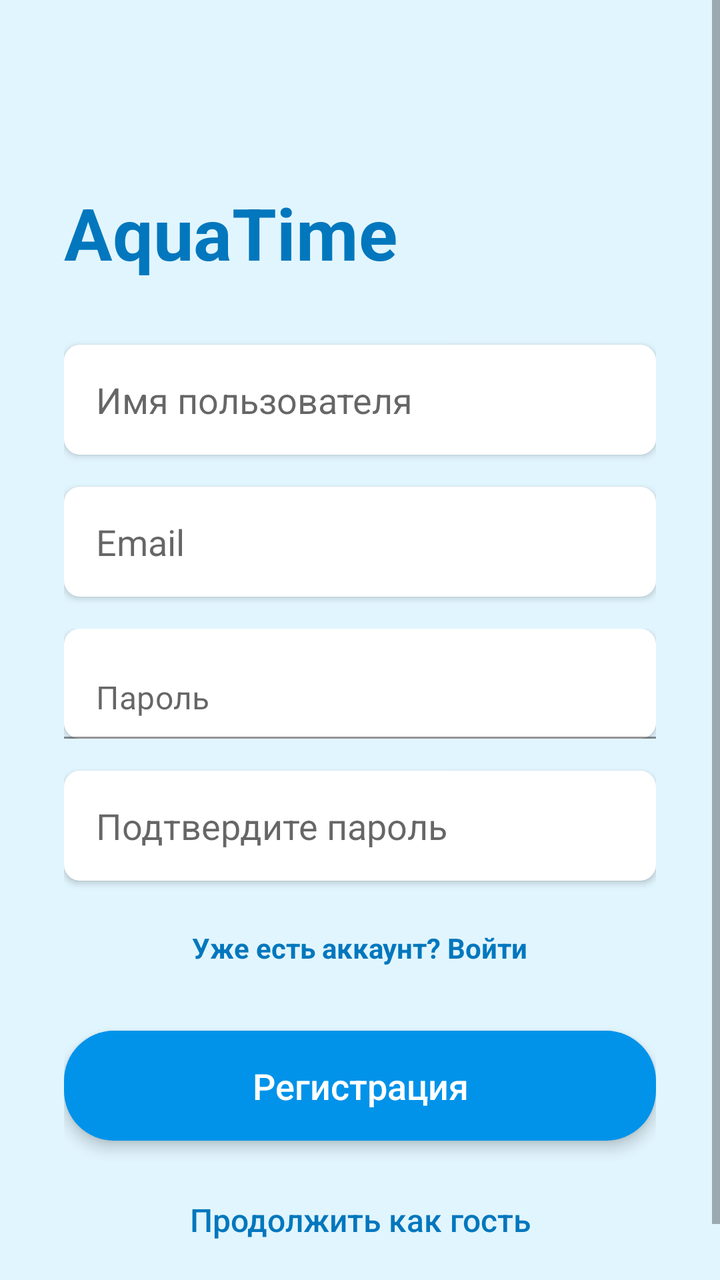
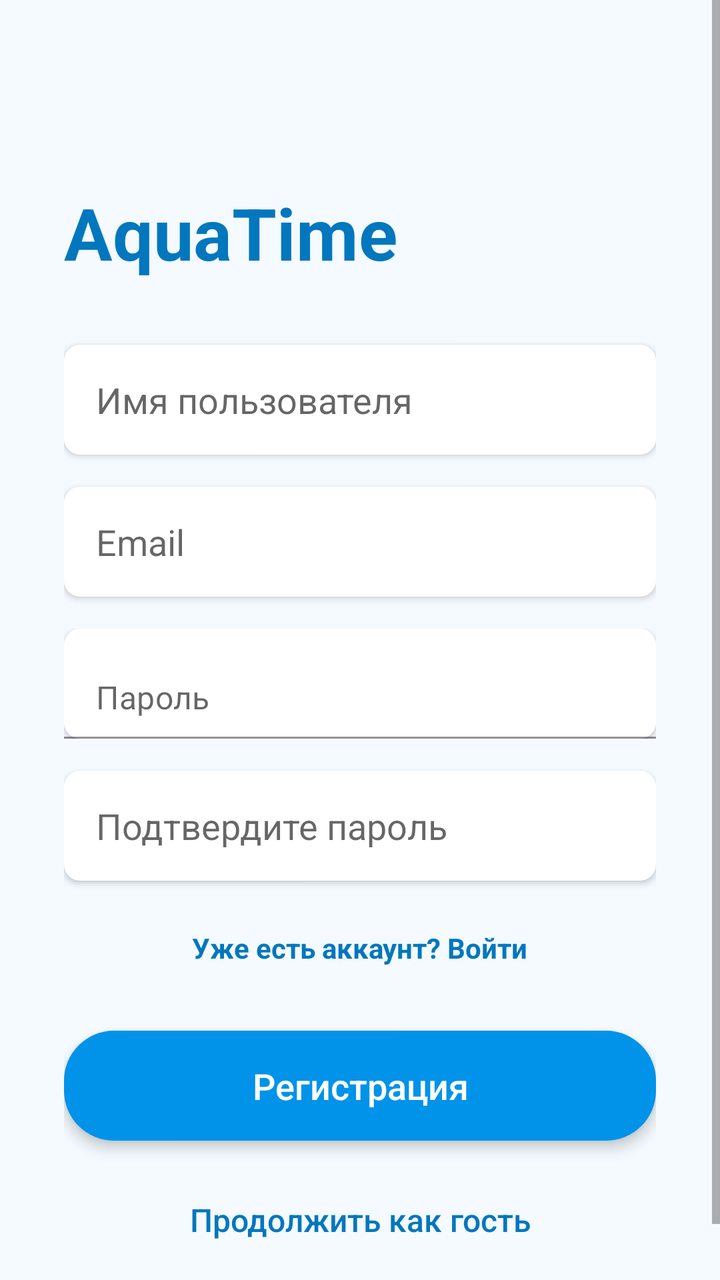

The first picture is an Android layout as it rendered before a commit; the second is the same layout after the commit. The layout source and the unified diff follow.
<!-- AndroidManifest.xml: application theme Theme.AquaTime -->
<!-- res/layout/activity_login.xml -->
<ScrollView xmlns:android="http://schemas.android.com/apk/res/android"
    xmlns:app="http://schemas.android.com/apk/res-auto"
    android:layout_width="match_parent"
    android:layout_height="match_parent"
    android:background="@color/aqua_light"
    android:fillViewport="true">

    <LinearLayout
        android:layout_width="match_parent"
        android:layout_height="wrap_content"
        android:orientation="vertical"
        android:gravity="center_horizontal"
        android:padding="32dp">

        <Space
            android:layout_width="match_parent"
            android:layout_height="60dp" />

        <TextView
            android:layout_width="wrap_content"
            android:layout_height="wrap_content"
            android:layout_gravity="start"
            android:layout_marginBottom="32dp"
            android:text="AquaTime"
            android:textColor="@color/aqua_deep"
            android:textSize="36sp"
            android:textStyle="bold" />

        <EditText
            android:id="@+id/et_username"
            android:layout_width="match_parent"
            android:layout_height="55dp"
            android:layout_marginBottom="16dp"
            android:background="@drawable/rounded_edittext"
            android:hint="Имя пользователя"
            android:paddingHorizontal="16dp"
            android:elevation="2dp" />

        <EditText
            android:id="@+id/et_email"
            android:layout_width="match_parent"
            android:layout_height="55dp"
            android:layout_marginBottom="16dp"
            android:background="@drawable/rounded_edittext"
            android:hint="Email"
            android:inputType="textEmailAddress"
            android:paddingHorizontal="16dp"
            android:elevation="2dp" />

        <com.google.android.material.textfield.TextInputLayout
            android:layout_width="match_parent"
            android:layout_height="wrap_content"
            android:layout_marginBottom="16dp"
            app:hintEnabled="false">

        <com.google.android.material.textfield.TextInputEditText
            android:id="@+id/et_password"
            android:layout_width="match_parent"
            android:layout_height="55dp"
            android:background="@drawable/rounded_edittext"
            android:hint="Пароль"
            android:inputType="textPassword"
            android:paddingHorizontal="16dp"
            android:paddingEnd="48dp"
            android:elevation="2dp" />

    </com.google.android.material.textfield.TextInputLayout>
        <EditText
            android:id="@+id/et_confirm_password"
            android:layout_width="match_parent"
            android:layout_height="55dp"
            android:layout_marginBottom="24dp"
            android:background="@drawable/rounded_edittext"
            android:hint="Подтвердите пароль"
            android:inputType="textPassword"
            android:paddingHorizontal="16dp"
            android:elevation="2dp" />

        <TextView
            android:id="@+id/tv_login_link"
            android:layout_width="wrap_content"
            android:layout_height="wrap_content"
            android:layout_marginBottom="32dp"
            android:text="Уже есть аккаунт? Войти"
            android:textColor="@color/aqua_deep"
            android:textSize="14sp"
            android:textStyle="bold" />

        <Button
            android:id="@+id/btn_register"
            android:layout_width="match_parent"
            android:layout_height="55dp"
            android:background="@drawable/rounded_button"
            android:text="Регистрация"
            android:textAllCaps="false"
            android:textColor="@color/white"
            android:textSize="18sp"
            style="?android:attr/borderlessButtonStyle"
            android:elevation="4dp"/>

        <Button
            android:id="@+id/btn_guest"
            android:layout_width="match_parent"
            android:layout_height="55dp"
            android:layout_marginTop="12dp"
            android:background="@android:color/transparent"
            android:text="Продолжить как гость"
            android:textAllCaps="false"
            android:textColor="@color/aqua_deep"
            android:textSize="16sp"
            style="?android:attr/borderlessButtonStyle"/>
    </LinearLayout>
</ScrollView>
<!-- resources referenced by this layout -->
<resources>
  <color name="aqua_deep">#0277BD</color>
  <color name="aqua_light">#E1F5FE</color>
  <color name="white">#FFFFFF</color>
  <!-- drawable rounded_button (drawable) -->
  <shape xmlns:android="http://schemas.android.com/apk/res/android">
      <solid android:color="#4CAF50" /> <corners android:radius="25dp" />
  </shape>
  <!-- drawable rounded_edittext (drawable) -->
  <shape xmlns:android="http://schemas.android.com/apk/res/android">
      <solid android:color="#FFFFFF" />
      <corners android:radius="8dp" />
  </shape>
  <style name="Theme.AquaTime" parent="Theme.MaterialComponents.DayNight.NoActionBar">
          
          <item name="colorPrimary">@color/aqua_primary</item>
          <item name="colorPrimaryVariant">@color/aqua_secondary</item>
          <item name="colorOnPrimary">@android:color/white</item>
  
          <item name="colorSecondary">@color/aqua_accent</item>
          <item name="colorSecondaryVariant">@color/aqua_primary</item>
          <item name="colorOnSecondary">@android:color/white</item>
  
          
          <item name="android:colorBackground">@color/background_light</item>
  
          
          <item name="android:textColor">@color/text_primary</item>
      </style>
  <color name="aqua_primary">#0093E9</color>
  <color name="aqua_secondary">#80D0C7</color>
  <color name="aqua_accent">#0077B6</color>
  <color name="background_light">#F4FAFF</color>
  <color name="text_primary">#0D0D0D</color>
</resources>

<!-- the commit's change to res/layout/activity_login.xml (unified diff, before → after) -->
@@ -2,7 +2,7 @@
     xmlns:app="http://schemas.android.com/apk/res-auto"
     android:layout_width="match_parent"
     android:layout_height="match_parent"
-    android:background="@color/aqua_light"
+    android:background="?android:attr/windowBackground"
     android:fillViewport="true">
 
     <LinearLayout
<!-- resource entries referenced after the edit -->
@@ -1,7 +1,6 @@
 <!-- resources referenced by this layout -->
 <resources>
   <color name="aqua_deep">#0277BD</color>
-  <color name="aqua_light">#E1F5FE</color>
   <color name="white">#FFFFFF</color>
   <!-- drawable rounded_button (drawable) -->
   <shape xmlns:android="http://schemas.android.com/apk/res/android">
@@ -13,24 +12,19 @@
       <corners android:radius="8dp" />
   </shape>
   <style name="Theme.AquaTime" parent="Theme.MaterialComponents.DayNight.NoActionBar">
-          
+  
           <item name="colorPrimary">@color/aqua_primary</item>
           <item name="colorPrimaryVariant">@color/aqua_secondary</item>
           <item name="colorOnPrimary">@android:color/white</item>
   
-          <item name="colorSecondary">@color/aqua_accent</item>
-          <item name="colorSecondaryVariant">@color/aqua_primary</item>
-          <item name="colorOnSecondary">@android:color/white</item>
   
-          
+          <item name="android:windowBackground">@color/background_light</item>
           <item name="android:colorBackground">@color/background_light</item>
   
-          
-          <item name="android:textColor">@color/text_primary</item>
+          <item name="android:textColorPrimary">@color/text_primary</item>
       </style>
   <color name="aqua_primary">#0093E9</color>
   <color name="aqua_secondary">#80D0C7</color>
-  <color name="aqua_accent">#0077B6</color>
   <color name="background_light">#F4FAFF</color>
   <color name="text_primary">#0D0D0D</color>
 </resources>
